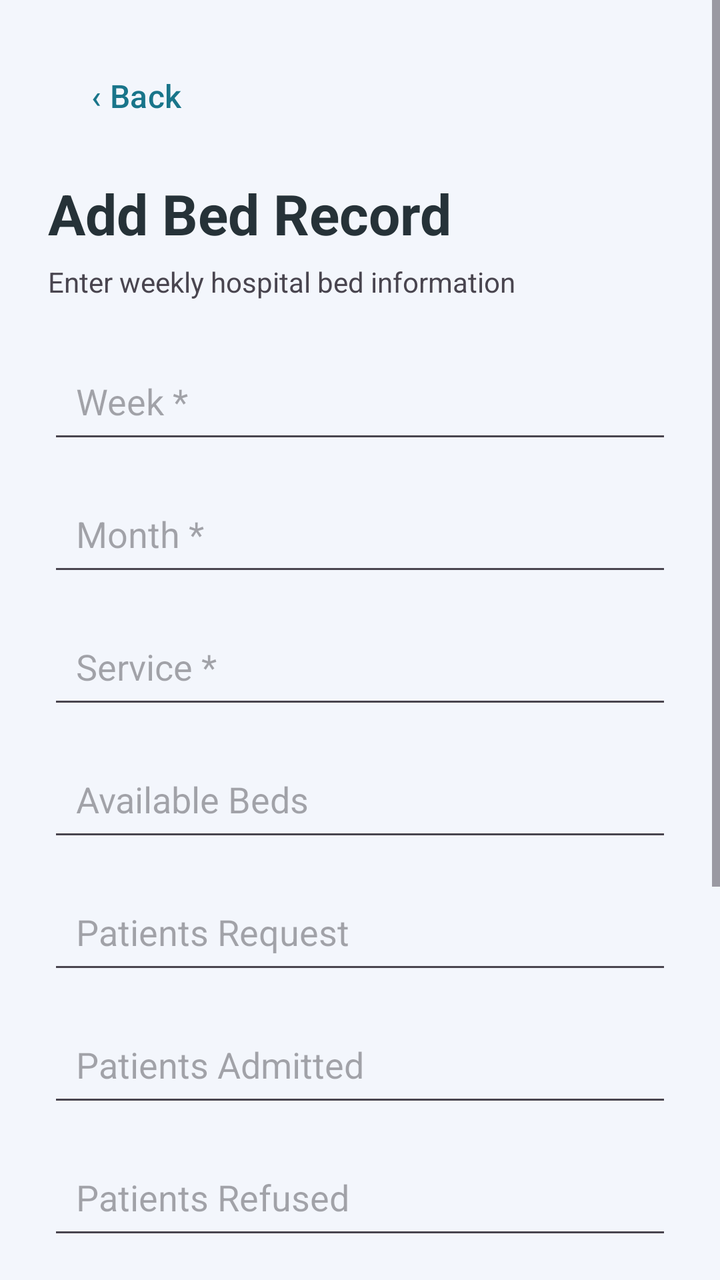
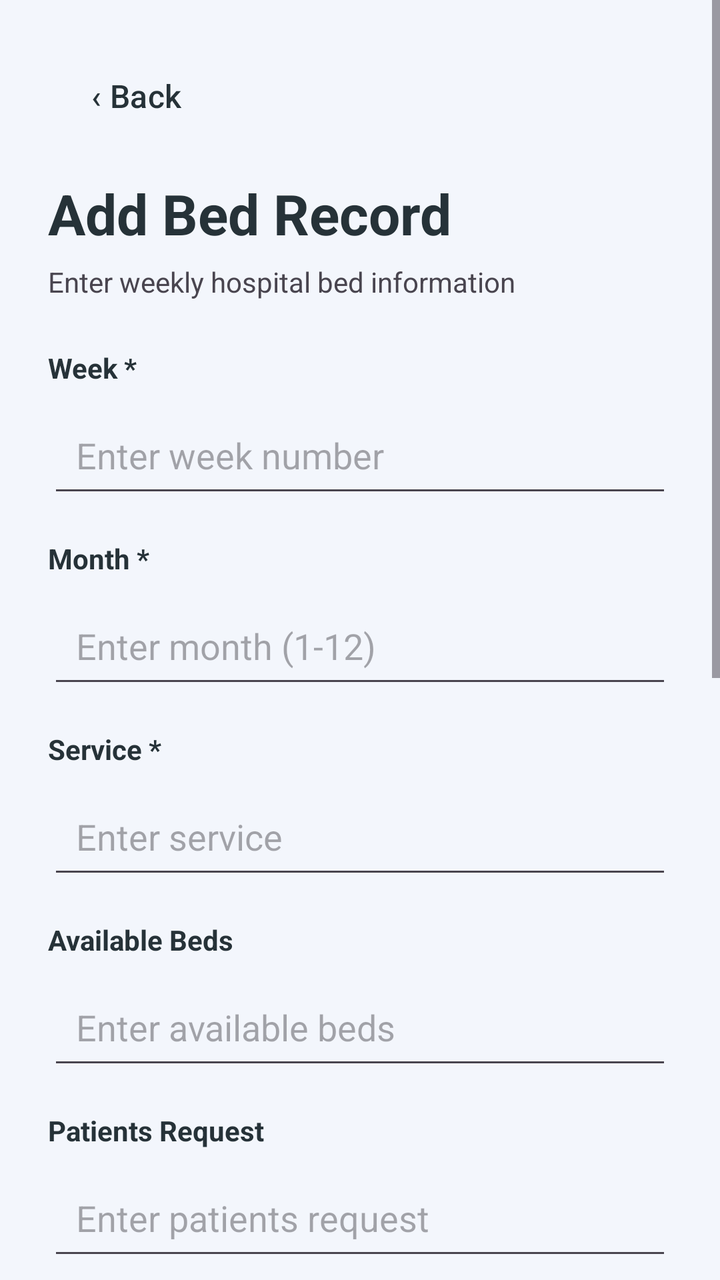

An Android layout rendered at two revisions. The XML below is the earlier revision; the diff shows what the commit changed to produce the second picture.
<!-- AndroidManifest.xml: application theme Theme.Dokter2an -->
<!-- res/layout/activity_add_bed.xml -->
<?xml version="1.0" encoding="utf-8"?>
<ScrollView xmlns:android="http://schemas.android.com/apk/res/android"
    xmlns:app="http://schemas.android.com/apk/res-auto"
    android:layout_width="match_parent"
    android:layout_height="match_parent"
    android:fillViewport="true"
    android:background="?attr/colorSurface">

    <LinearLayout
        android:layout_width="match_parent"
        android:layout_height="wrap_content"
        android:orientation="vertical"
        android:padding="24dp">

        <com.google.android.material.button.MaterialButton
            android:id="@+id/btnBack"
            style="@style/Widget.Material3.Button.TextButton"
            android:layout_width="wrap_content"
            android:layout_height="wrap_content"
            android:text="‹ Back"
            android:textSize="16sp" />

        <TextView
            android:layout_width="wrap_content"
            android:layout_height="wrap_content"
            android:layout_marginTop="16dp"
            android:text="Add Bed Record"
            android:textColor="?attr/colorOnSurface"
            android:textSize="28sp"
            android:textStyle="bold" />

        <TextView
            android:layout_width="wrap_content"
            android:layout_height="wrap_content"
            android:layout_marginTop="6dp"
            android:layout_marginBottom="24dp"
            android:text="Enter weekly hospital bed information"
            android:textColor="?attr/colorOnSurfaceVariant"
            android:textSize="14sp" />

        <EditText
            android:id="@+id/inputWeek"
            android:layout_width="match_parent"
            android:layout_height="wrap_content"
            android:hint="Week *"
            android:inputType="number"
            android:padding="14dp" />

        <EditText
            android:id="@+id/inputMonth"
            android:layout_width="match_parent"
            android:layout_height="wrap_content"
            android:layout_marginTop="14dp"
            android:hint="Month *"
            android:inputType="number"
            android:padding="14dp" />

        <EditText
            android:id="@+id/inputService"
            android:layout_width="match_parent"
            android:layout_height="wrap_content"
            android:layout_marginTop="14dp"
            android:hint="Service *"
            android:inputType="textCapWords"
            android:padding="14dp" />

        <EditText
            android:id="@+id/inputAvailableBeds"
            android:layout_width="match_parent"
            android:layout_height="wrap_content"
            android:layout_marginTop="14dp"
            android:hint="Available Beds"
            android:inputType="number"
            android:padding="14dp" />

        <EditText
            android:id="@+id/inputPatientsRequest"
            android:layout_width="match_parent"
            android:layout_height="wrap_content"
            android:layout_marginTop="14dp"
            android:hint="Patients Request"
            android:inputType="number"
            android:padding="14dp" />

        <EditText
            android:id="@+id/inputPatientsAdmitted"
            android:layout_width="match_parent"
            android:layout_height="wrap_content"
            android:layout_marginTop="14dp"
            android:hint="Patients Admitted"
            android:inputType="number"
            android:padding="14dp" />

        <EditText
            android:id="@+id/inputPatientsRefused"
            android:layout_width="match_parent"
            android:layout_height="wrap_content"
            android:layout_marginTop="14dp"
            android:hint="Patients Refused"
            android:inputType="number"
            android:padding="14dp" />

        <EditText
            android:id="@+id/inputPatientSatisfaction"
            android:layout_width="match_parent"
            android:layout_height="wrap_content"
            android:layout_marginTop="14dp"
            android:hint="Patient Satisfaction"
            android:inputType="number"
            android:padding="14dp" />

        <EditText
            android:id="@+id/inputStaffMorale"
            android:layout_width="match_parent"
            android:layout_height="wrap_content"
            android:layout_marginTop="14dp"
            android:hint="Staff Morale"
            android:inputType="number"
            android:padding="14dp" />

        <EditText
            android:id="@+id/inputEvent"
            android:layout_width="match_parent"
            android:layout_height="wrap_content"
            android:layout_marginTop="14dp"
            android:hint="Event"
            android:inputType="textCapSentences"
            android:padding="14dp" />

        <com.google.android.material.button.MaterialButton
            android:id="@+id/btnSaveBed"
            android:layout_width="match_parent"
            android:layout_height="wrap_content"
            android:layout_marginTop="28dp"
            android:text="Save Bed Record"
            app:cornerRadius="12dp" />

    </LinearLayout>
</ScrollView>
<!-- resources referenced by this layout -->
<resources>
  <style name="Theme.Dokter2an" parent="Theme.Material3.DayNight.NoActionBar">
          <item name="colorPrimary">#19758A</item>
          <item name="colorOnPrimary">#FFFFFF</item>
  
          <item name="colorSecondary">#10B981</item>
          <item name="colorOnSecondary">#FFFFFF</item>
  
          <item name="colorSurface">#F3F6FC</item>
          <item name="colorOnSurface">#263238</item>
  
          <item name="android:windowBackground">#F3F6FC</item>
          <item name="android:statusBarColor">#F3F6FC</item>
          <item name="android:navigationBarColor">#F3F6FC</item>
  
          <item name="android:windowLightStatusBar">true</item>
      </style>
</resources>

<!-- the commit's change to res/layout/activity_add_bed.xml (unified diff, before → after) -->
@@ -18,6 +18,7 @@
             android:layout_width="wrap_content"
             android:layout_height="wrap_content"
             android:text="‹ Back"
+            android:textColor="?attr/colorOnSurface"
             android:textSize="16sp" />
 
         <TextView
@@ -38,92 +39,173 @@
             android:textColor="?attr/colorOnSurfaceVariant"
             android:textSize="14sp" />
 
+        <TextView
+            android:layout_width="match_parent"
+            android:layout_height="wrap_content"
+            android:text="Week *"
+            android:textColor="?attr/colorOnSurface"
+            android:textStyle="bold" />
+
         <EditText
             android:id="@+id/inputWeek"
             android:layout_width="match_parent"
             android:layout_height="wrap_content"
-            android:hint="Week *"
-            android:inputType="number"
-            android:padding="14dp" />
+            android:layout_marginTop="8dp"
+            android:layout_marginBottom="16dp"
+            android:hint="Enter week number"
+            android:inputType="number"
+            android:padding="14dp" />
+
+        <TextView
+            android:layout_width="match_parent"
+            android:layout_height="wrap_content"
+            android:text="Month *"
+            android:textColor="?attr/colorOnSurface"
+            android:textStyle="bold" />
 
         <EditText
             android:id="@+id/inputMonth"
             android:layout_width="match_parent"
             android:layout_height="wrap_content"
-            android:layout_marginTop="14dp"
-            android:hint="Month *"
-            android:inputType="number"
-            android:padding="14dp" />
+            android:layout_marginTop="8dp"
+            android:layout_marginBottom="16dp"
+            android:hint="Enter month (1-12)"
+            android:inputType="number"
+            android:padding="14dp" />
+
+        <TextView
+            android:layout_width="match_parent"
+            android:layout_height="wrap_content"
+            android:text="Service *"
+            android:textColor="?attr/colorOnSurface"
+            android:textStyle="bold" />
 
         <EditText
             android:id="@+id/inputService"
             android:layout_width="match_parent"
             android:layout_height="wrap_content"
-            android:layout_marginTop="14dp"
-            android:hint="Service *"
+            android:layout_marginTop="8dp"
+            android:layout_marginBottom="16dp"
+            android:hint="Enter service"
             android:inputType="textCapWords"
             android:padding="14dp" />
 
+        <TextView
+            android:layout_width="match_parent"
+            android:layout_height="wrap_content"
+            android:text="Available Beds"
+            android:textColor="?attr/colorOnSurface"
+            android:textStyle="bold" />
+
         <EditText
             android:id="@+id/inputAvailableBeds"
             android:layout_width="match_parent"
             android:layout_height="wrap_content"
-            android:layout_marginTop="14dp"
-            android:hint="Available Beds"
-            android:inputType="number"
-            android:padding="14dp" />
+            android:layout_marginTop="8dp"
+            android:layout_marginBottom="16dp"
+            android:hint="Enter available beds"
+            android:inputType="number"
+            android:padding="14dp" />
+
+        <TextView
+            android:layout_width="match_parent"
+            android:layout_height="wrap_content"
+            android:text="Patients Request"
+            android:textColor="?attr/colorOnSurface"
+            android:textStyle="bold" />
 
         <EditText
             android:id="@+id/inputPatientsRequest"
             android:layout_width="match_parent"
             android:layout_height="wrap_content"
-            android:layout_marginTop="14dp"
-            android:hint="Patients Request"
-            android:inputType="number"
-            android:padding="14dp" />
+            android:layout_marginTop="8dp"
+            android:layout_marginBottom="16dp"
+            android:hint="Enter patients request"
+            android:inputType="number"
+            android:padding="14dp" />
+
+        <TextView
+            android:layout_width="match_parent"
+            android:layout_height="wrap_content"
+            android:text="Patients Admitted"
+            android:textColor="?attr/colorOnSurface"
+            android:textStyle="bold" />
 
         <EditText
             android:id="@+id/inputPatientsAdmitted"
             android:layout_width="match_parent"
             android:layout_height="wrap_content"
-            android:layout_marginTop="14dp"
-            android:hint="Patients Admitted"
-            android:inputType="number"
-            android:padding="14dp" />
+            android:layout_marginTop="8dp"
+            android:layout_marginBottom="16dp"
+            android:hint="Enter patients admitted"
+            android:inputType="number"
+            android:padding="14dp" />
+
+        <TextView
+            android:layout_width="match_parent"
+            android:layout_height="wrap_content"
+            android:text="Patients Refused"
+            android:textColor="?attr/colorOnSurface"
+            android:textStyle="bold" />
 
         <EditText
             android:id="@+id/inputPatientsRefused"
             android:layout_width="match_parent"
             android:layout_height="wrap_content"
-            android:layout_marginTop="14dp"
-            android:hint="Patients Refused"
-            android:inputType="number"
-            android:padding="14dp" />
+            android:layout_marginTop="8dp"
+            android:layout_marginBottom="16dp"
+            android:hint="Enter patients refused"
+            android:inputType="number"
+            android:padding="14dp" />
+
+        <TextView
+            android:layout_width="match_parent"
+            android:layout_height="wrap_content"
+            android:text="Patient Satisfaction"
+            android:textColor="?attr/colorOnSurface"
+            android:textStyle="bold" />
 
         <EditText
             android:id="@+id/inputPatientSatisfaction"
             android:layout_width="match_parent"
             android:layout_height="wrap_content"
-            android:layout_marginTop="14dp"
-            android:hint="Patient Satisfaction"
-            android:inputType="number"
-            android:padding="14dp" />
+            android:layout_marginTop="8dp"
+            android:layout_marginBottom="16dp"
+            android:hint="Enter patient satisfaction"
+            android:inputType="number"
+            android:padding="14dp" />
+
+        <TextView
+            android:layout_width="match_parent"
+            android:layout_height="wrap_content"
+            android:text="Staff Morale"
+            android:textColor="?attr/colorOnSurface"
+            android:textStyle="bold" />
 
         <EditText
             android:id="@+id/inputStaffMorale"
             android:layout_width="match_parent"
             android:layout_height="wrap_content"
-            android:layout_marginTop="14dp"
-            android:hint="Staff Morale"
-            android:inputType="number"
-            android:padding="14dp" />
+            android:layout_marginTop="8dp"
+            android:layout_marginBottom="16dp"
+            android:hint="Enter staff morale"
+            android:inputType="number"
+            android:padding="14dp" />
+
+        <TextView
+            android:layout_width="match_parent"
+            android:layout_height="wrap_content"
+            android:text="Event"
+            android:textColor="?attr/colorOnSurface"
+            android:textStyle="bold" />
 
         <EditText
             android:id="@+id/inputEvent"
             android:layout_width="match_parent"
             android:layout_height="wrap_content"
-            android:layout_marginTop="14dp"
-            android:hint="Event"
+            android:layout_marginTop="8dp"
+            android:layout_marginBottom="24dp"
+            android:hint="Enter event (optional)"
             android:inputType="textCapSentences"
             android:padding="14dp" />
 
@@ -131,8 +213,8 @@
             android:id="@+id/btnSaveBed"
             android:layout_width="match_parent"
             android:layout_height="wrap_content"
-            android:layout_marginTop="28dp"
             android:text="Save Bed Record"
+            android:textAllCaps="false"
             app:cornerRadius="12dp" />
 
     </LinearLayout>
